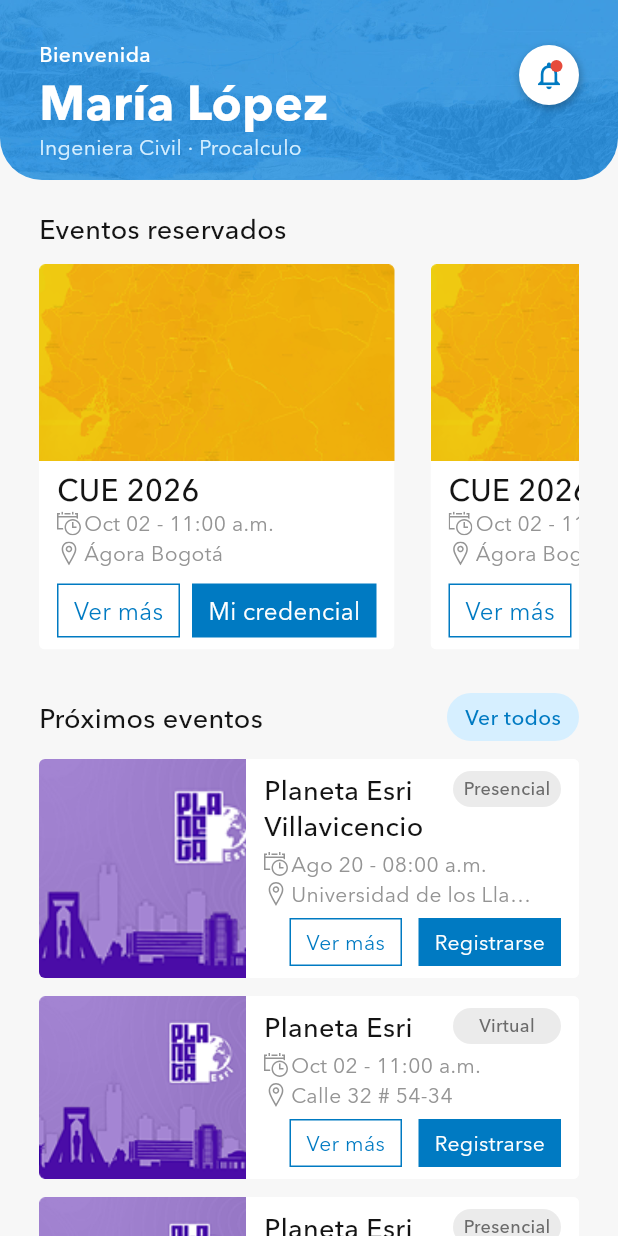
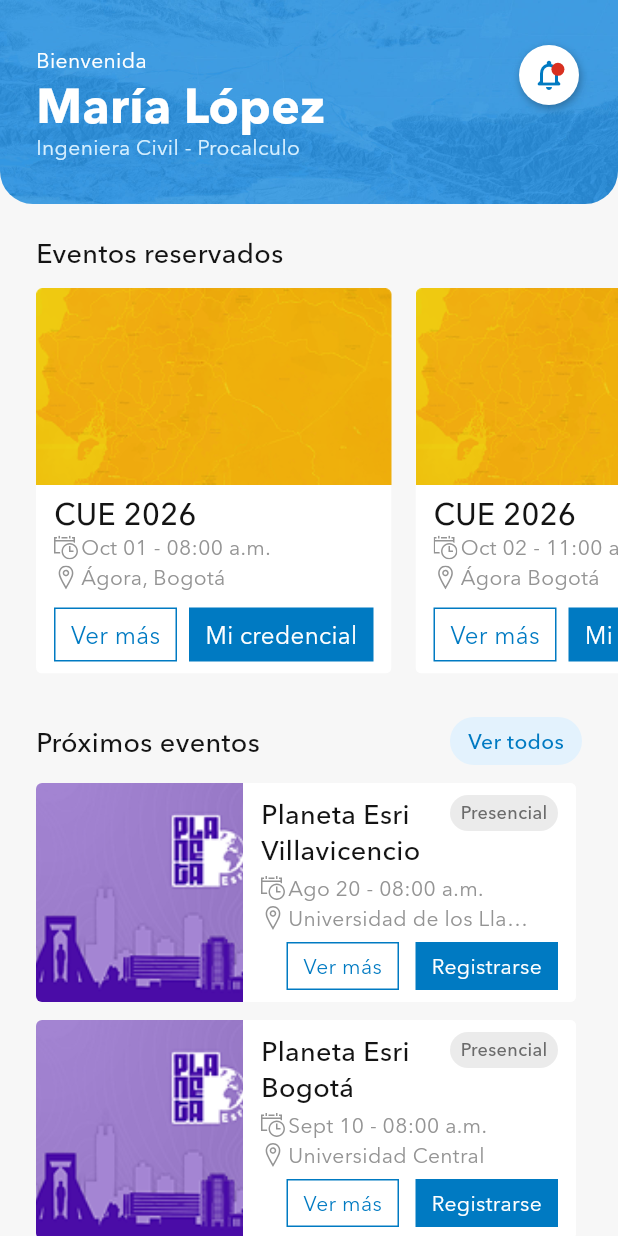
Before and after one commit to GeoGeeks/eventos_esri_cepa, a Flutter app: the InicioApp screen opened directly, on a phone screen of 412 x 824 dp. Run offline on Flutter 3.47's test engine with Material 3 defaults, Android fonts, the phone set to English and light mode, and no system bars; our stand-ins replace flutter_bloc, flutter_svg, qr_flutter.

Commit message:
diseño header

```diff
--- a/lib/features/inicio/inicio.dart
+++ b/lib/features/inicio/inicio.dart
@@ -33,6 +33,12 @@
 const _reservedEvents = [
   _ReservedEvent(
     title: 'CUE 2026',
+    date: 'Oct 01 - 08:00 a.m.',
+    location: 'Ágora, Bogotá',
+    image: Images.esriEventos,
+  ),
+  _ReservedEvent(
+    title: 'CUE 2026',
     date: 'Oct 02 - 11:00 a.m.',
     location: 'Ágora Bogotá',
     image: Images.esriEventos,
@@ -54,11 +60,11 @@
     mode: 'Presencial',
   ),
   _UpcomingEvent(
-    title: 'Planeta Esri',
-    date: 'Oct 02 - 11:00 a.m.',
-    location: 'Calle 32 # 54-34',
+    title: 'Planeta Esri Bogotá',
+    date: 'Sept 10 - 08:00 a.m.',
+    location: 'Universidad Central',
     image: Images.planetaEsri,
-    mode: 'Virtual',
+    mode: 'Presencial',
   ),
   _UpcomingEvent(
     title: 'Planeta Esri',
@@ -75,35 +81,42 @@
   @override
   Widget build(BuildContext context) {
     return Scaffold(
-      backgroundColor: AppColors.background, // background: #F7F7F7
+      backgroundColor: const Color(0xFFF7F7F7),
       body: Column(
         children: [
-          // 1. HEADER CON BOTÓN ABSOLUTO CORRECTO
-          _Header(),
+          // 1. HEADER (136px + status bar)
+          const _Header(),
 
-          // 2. CUERPO CON SCROLL INDEPENDIENTE (Asegura que se vean todas las tarjetas abajo)
+          // 2. CUERPO CON SCROLL INDEPENDIENTE
           Expanded(
             child: SingleChildScrollView(
               physics: const BouncingScrollPhysics(),
-              child: Center(
-                child: SizedBox(
-                  width: 360, // Limita al ancho exacto del Frame 1420
               child: Column(
                 crossAxisAlignment: CrossAxisAlignment.start,
                 children: [
                   const SizedBox(height: 20),
 
                   // Título Sección 1
-                      const _SectionTitle(title: 'Eventos reservados'),
-                      const SizedBox(height: 12), // gap: 12px
+                  const Padding(
+                    padding: EdgeInsets.symmetric(horizontal: 24),
+                    child: _SectionTitle(title: 'Eventos reservados'),
+                  ),
+                  const SizedBox(height: 12),
 
                   // Carrusel Horizontal
-                      _HorizontalCarousel(
+                  SizedBox(
+                    height: 262,
+                    child: ListView.separated(
+                      padding: const EdgeInsets.symmetric(horizontal: 24),
+                      scrollDirection: Axis.horizontal,
+                      physics: const BouncingScrollPhysics(),
                       itemCount: _reservedEvents.length,
-                        itemWidth: 237,
-                        itemBuilder: (context, i) {
-                          final e = _reservedEvents[i];
-                          return EventCard(
+                      separatorBuilder: (_, __) => const SizedBox(width: 16),
+                      itemBuilder: (context, index) {
+                        final e = _reservedEvents[index];
+                        return SizedBox(
+                          width: 237,
+                          child: EventCard(
                             title: e.title,
                             date: e.date,
                             location: e.location,
@@ -117,14 +130,18 @@
                               );
                             },
                             onCredential: () {},
+                          ),
                         );
                       },
+                    ),
                   ),
 
                   const SizedBox(height: 24),
 
                   // Título Sección 2 con botón "Ver todos"
-                      _SectionTitle(
+                  Padding(
+                    padding: const EdgeInsets.symmetric(horizontal: 24),
+                    child: _SectionTitle(
                       title: 'Próximos eventos',
                       action: _SeeAllChip(
                         onTap: () {
@@ -137,11 +154,16 @@
                         },
                       ),
                     ),
+                  ),
 
-                      const SizedBox(height: 12), // gap: 12px
+                  const SizedBox(height: 12),
 
                   // Listado vertical de tarjetas Próximos Eventos
-                      ..._upcomingEvents.map(
+                  Padding(
+                    padding: const EdgeInsets.symmetric(horizontal: 24),
+                    child: Column(
+                      children: _upcomingEvents
+                          .map(
                             (e) => Padding(
                               padding: const EdgeInsets.only(bottom: 12),
                               child: UpcomingEventCard(
@@ -161,12 +183,13 @@
                                 onRegister: () {},
                               ),
                             ),
+                          )
+                          .toList(),
+                    ),
                   ),
 
-                      const SizedBox(height: 24), // Espacio extra inferior
+                  const SizedBox(height: 24),
                 ],
-                  ),
-                ),
               ),
             ),
           ),
@@ -179,20 +202,20 @@
 // --- SUBWIDGETS ---
 
 class _Header extends StatelessWidget {
+  const _Header();
+
   @override
   Widget build(BuildContext context) {
-    // Tomamos la altura del área segura (Notch/Status Bar) para que no tape el contenido
     final double statusBarHeight = MediaQuery.of(context).padding.top;
 
     return Container(
       width: double.infinity,
-      // Altura del Header según Figma (120px) + la barra de estado del celular
-      height: 120 + statusBarHeight,
-      clipBehavior: Clip.antiAlias,
+      // Altura exacta del banner (136px) sumando la barra de estado superior
+      height: 136 + statusBarHeight,
       decoration: const BoxDecoration(
         borderRadius: BorderRadius.only(
-          bottomLeft: Radius.circular(28),
-          bottomRight: Radius.circular(28),
+          bottomLeft: Radius.circular(22),
+          bottomRight: Radius.circular(22),
         ),
         image: DecorationImage(
           image: AssetImage(Images.headerInicio),
@@ -201,57 +224,61 @@
       ),
       child: SafeArea(
         bottom: false,
-        child: SizedBox(
-          width: double.infinity,
-          height: 120, // Altura neta del contenido del Header
+        child: SizedBox.expand(
           child: Stack(
             children: [
-              // 1. TEXTOS DE BIENVENIDA (Alineados a la izquierda a 26px del borde)
+              // Frame 1464: Textos (left: 24px, top: 30px)
               Positioned(
-                left: 26,
-                top: 26, // top aproximado para centrar verticalmente con la campana
+                left: 24,
+                top: 30,
+                width: 193,
                 child: Column(
                   crossAxisAlignment: CrossAxisAlignment.start,
-                  children: [
-                    const Text(
+                  mainAxisSize: MainAxisSize.min,
+                  children: const [
+                    // Bienvenido (width: 83, height: 20)
+                    Text(
                       'Bienvenida',
                       style: TextStyle(
-                        fontFamily: Fonts.medium,
-                        color: AppColors.white,
+                        fontFamily: Fonts.regular,
                         fontSize: 14,
                         fontWeight: FontWeight.w400,
+                        color: Color(0xFFFFFFFF),
+                        height: 20 / 14,
                       ),
                     ),
-                    const SizedBox(height: 2),
-                    const Text(
+                    // María López + Subtítulo (_Body)
+                    Text(
                       'María López',
+                      maxLines: 1,
+                      overflow: TextOverflow.ellipsis,
                       style: TextStyle(
                         fontFamily: Fonts.bold,
-                        color: AppColors.white,
-                        fontSize: 32, // font-size: 32px de Figma
+                        fontSize: 32,
                         fontWeight: FontWeight.w700,
-                        height: 1.25, // line-height: 40px
+                        color: Color(0xFFFFFFFF),
+                        height: 40 / 32,
                       ),
                     ),
-                    const SizedBox(height: 2),
                     Text(
-                      'Ingeniera Civil · Procalculo',
+                      'Ingeniera Civil - Procalculo',
+                      maxLines: 1,
+                      overflow: TextOverflow.ellipsis,
                       style: TextStyle(
                         fontFamily: Fonts.regular,
-                        color: const Color(0xFFD6EFFF), // color: #D6EFFF
                         fontSize: 14,
-                        height: 1.14, // line-height: 16px
+                        fontWeight: FontWeight.w400,
+                        color: Color(0xFFD6EFFF),
+                        height: 16 / 14,
                       ),
                     ),
                   ],
                 ),
               ),
 
-              // 2. CAMPANA DE ALERTAS EN POSICIÓN EXACTA DE FIGMA
-              // left: 346px de un plano de 412px de ancho equivale a estar a 26px del borde derecho (right: 26)
-              // top: 30px del CSS de Figma
-              Positioned(
-                right: 26,
+              // Alertas (Campana): left: 346px, top: 30px
+              const Positioned(
+                left: 346,
                 top: 30,
                 child: _NotificationBell(),
               ),
@@ -264,40 +291,52 @@
 }
 
 class _NotificationBell extends StatelessWidget {
+  const _NotificationBell();
+
   @override
   Widget build(BuildContext context) {
-    return Container(
-      width: 40, // width: 40px en CSS
-      height: 40, // height: 40px en CSS
+    return SizedBox(
+      width: 40,
+      height: 40,
+      child: Stack(
+        clipBehavior: Clip.none,
+        children: [
+          // Base circular blanca con sombra paralela (1px, 2px, blur 4, 30%)
+          Container(
+            width: 40,
+            height: 40,
             decoration: const BoxDecoration(
-        color: AppColors.white, // background: #FFFFFF
+              color: Color(0xFFFFFFFF),
               shape: BoxShape.circle,
-        // Traduciendo el drop-shadow(1px 2px 4px rgba(0, 0, 0, 0.3)) de Figma
               boxShadow: [
                 BoxShadow(
-            color: Color(0x4D000000), // Opacidad de 30% (0x4D) sobre negro
+                  color: Color(0x4D000000), // #000000 al 30%
                   blurRadius: 4,
                   offset: Offset(1, 2),
                 ),
               ],
             ),
-      child: Stack(
-        alignment: Alignment.center,
-        children: [
-          const Icon(
-            Icons.notifications_none,
-            color: AppColors.primary,
-            size: 22,
           ),
-          // Indicador de notificación rojo
+
+          // Icono campana (24x24 px, Azul #007AC2)
+          const Center(
+            child: Icon(
+              Icons.notifications_none_rounded,
+              color: Color(0xFF007AC2),
+              size: 24,
+            ),
+          ),
+
+          // Ellipse 6: Punto indicador rojo (#D83020) de 8.65px x 8.65px
+          // Delta exacto Figma: (367.62 - 346 = 21.62px left | 41.89 - 30 = 11.89px top)
           Positioned(
-            top: 10,
-            right: 11,
+            left: 21.62,
+            top: 11.89,
             child: Container(
-              width: 8,
-              height: 8,
+              width: 8.65,
+              height: 8.65,
               decoration: const BoxDecoration(
-                color: AppColors.notification,
+                color: Color(0xFFD83020),
                 shape: BoxShape.circle,
               ),
             ),
@@ -323,10 +362,10 @@
           title,
           style: const TextStyle(
             fontFamily: Fonts.medium,
-            fontSize: 18, // font-size: 18px del CSS
-            fontWeight: FontWeight.w500, // font-weight: 500
-            color: Color(0xFF141414), // color: #141414
-            height: 24 / 18, // line-height: 24px
+            fontSize: 18,
+            fontWeight: FontWeight.w500,
+            color: Color(0xFF141414),
+            height: 24 / 18,
           ),
         ),
         if (action != null) action!,
@@ -347,7 +386,7 @@
       child: Container(
         padding: const EdgeInsets.symmetric(horizontal: 12, vertical: 6),
         decoration: BoxDecoration(
-          color: AppColors.chipBg,
+          color: const Color(0xFFE3F2FD),
           borderRadius: BorderRadius.circular(20),
         ),
         child: const Text(
@@ -363,31 +402,3 @@
     );
   }
 }
-
-class _HorizontalCarousel extends StatelessWidget {
-  final int itemCount;
-  final double itemWidth;
-  final Widget Function(BuildContext, int) itemBuilder;
-
-  const _HorizontalCarousel({
-    required this.itemCount,
-    required this.itemWidth,
-    required this.itemBuilder,
-  });
-
-  @override
-  Widget build(BuildContext context) {
-    return SizedBox(
-      width: 360, // Sincroniza con el ancho de Figma
-      height: 262, // 257px de altura + 5px de tolerancia para sombras
-      child: ListView.separated(
-        scrollDirection: Axis.horizontal,
-        physics: const BouncingScrollPhysics(),
-        itemCount: itemCount,
-        separatorBuilder: (_, __) => const SizedBox(width: 24), // gap: 24px del CSS
-        itemBuilder: (context, index) =>
-            SizedBox(width: itemWidth, child: itemBuilder(context, index)),
-      ),
-    );
-  }
-}
```
Lines whose indentation alone changed are shown as unchanged.
